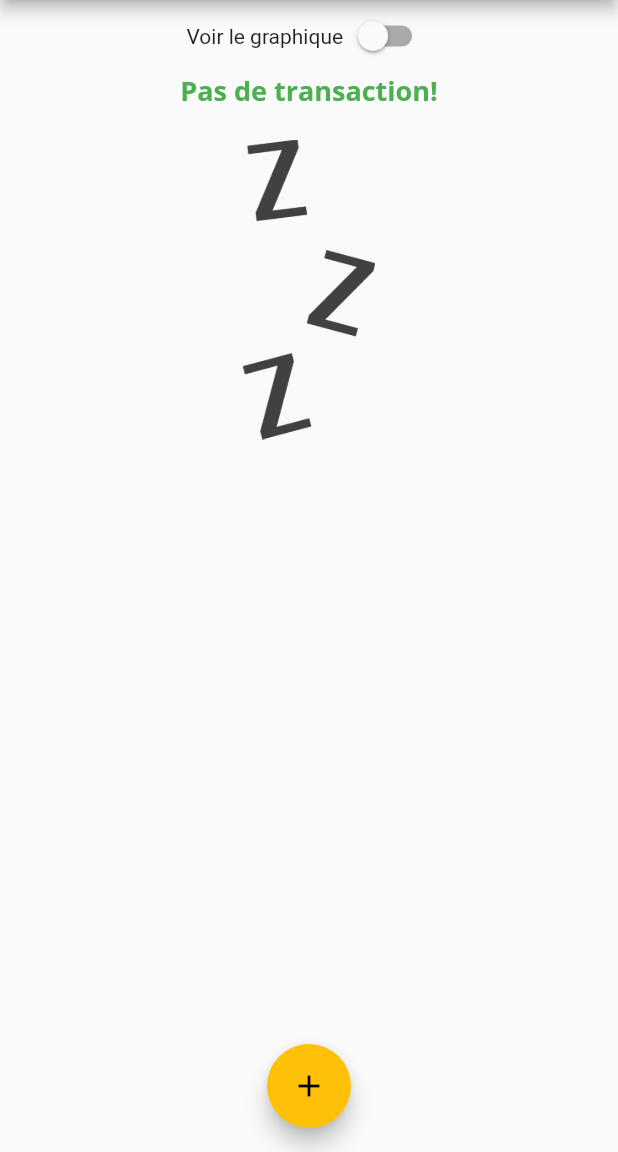
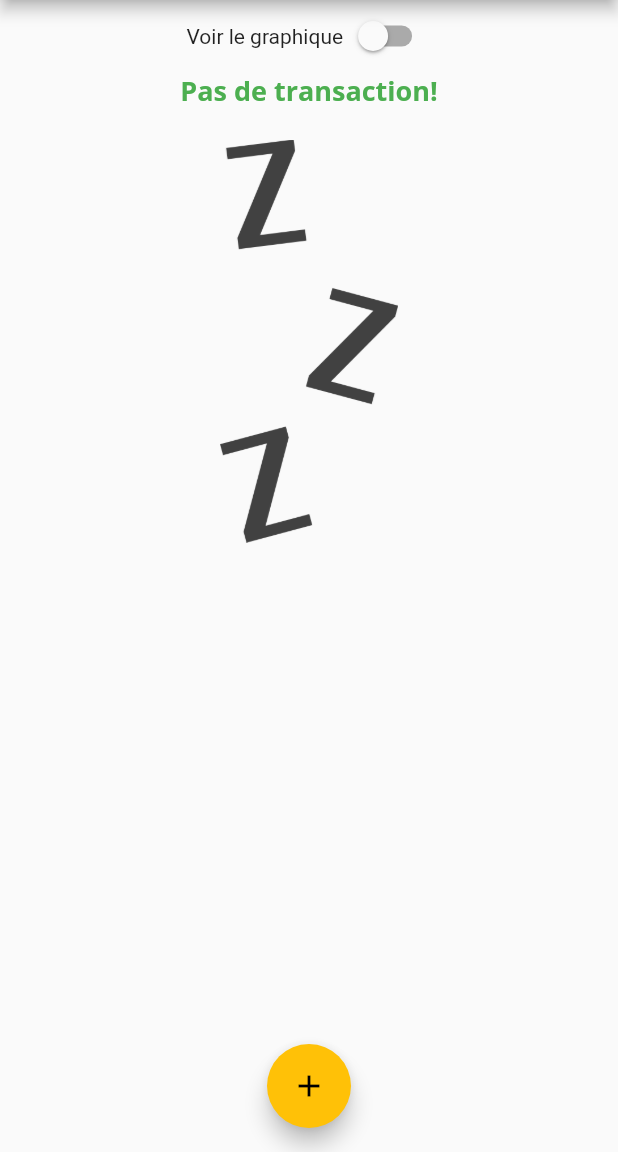
Before and after one commit to Web82-Thom/depense_controller_app, a Flutter app: the screen it shows after launch, on a phone screen of 412 x 824 dp, the part 84-1236 px from its top. Run offline on Flutter 3.47's test engine with Material 2 defaults, Android fonts, the phone set to English and light mode, and no system bars.

Commit message:
input widget LayoutBuilder and change heigth satique for height dynamic

```diff
--- a/lib/widgets/transaction_list.dart
+++ b/lib/widgets/transaction_list.dart
@@ -15,7 +15,8 @@ class TransactionList extends StatelessWidget {
   @override
   Widget build(BuildContext context) {
     return transactions.isEmpty
-          ? Column(children: <Widget>[
+          ? LayoutBuilder(builder: (ctx, constraints) {
+            return Column(children: <Widget>[
               Text(
                 'Pas de transaction!',
                 style: Theme.of(context).textTheme.headline6,
@@ -26,13 +27,17 @@ class TransactionList extends StatelessWidget {
               ),
               //Mettre l'image dans un container
               Container(
-                height: 200,
+                height: constraints.maxHeight *
+                0.5,
                 child: Image.asset(
                   'assets/images/waiting.png',
                   fit: BoxFit.cover,
                 )
               ),
-            ])
+            ],
+            );
+          })
+
           : ListView.builder(
               itemBuilder: (contexte, index) {
                 return Card(
```
